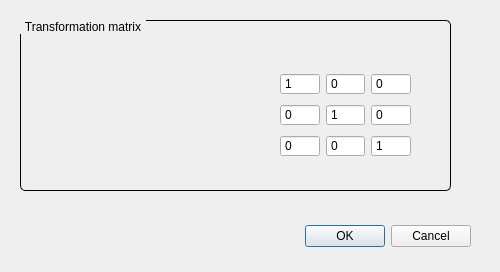
Above: apps/NSXQt/ui/dialogtransformationmatrix.ui from k61n/openhkl before the change. Below: the same form after it.
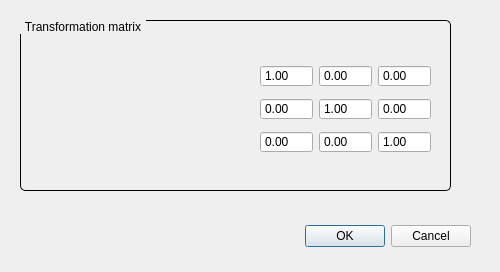
That is the form after the change. Icons and pictures are not drawn.

Diff of the .ui file:
```diff
--- a/apps/NSXQt/ui/dialogtransformationmatrix.ui
+++ b/apps/NSXQt/ui/dialogtransformationmatrix.ui
@@ -83,109 +83,136 @@
    <widget class="QWidget" name="gridLayoutWidget">
     <property name="geometry">
      <rect>
-      <x>260</x>
-      <y>50</y>
-      <width>131</width>
-      <height>91</height>
+      <x>240</x>
+      <y>40</y>
+      <width>171</width>
+      <height>101</height>
      </rect>
     </property>
     <layout class="QGridLayout" name="gridLayout_2">
-     <item row="1" column="3">
-      <widget class="QSpinBox" name="P12">
+     <item row="0" column="1">
+      <widget class="QDoubleSpinBox" name="P00">
        <property name="buttonSymbols">
         <enum>QAbstractSpinBox::NoButtons</enum>
        </property>
        <property name="minimum">
-        <number>-99</number>
+        <double>-10.000000000000000</double>
        </property>
-      </widget>
-     </item>
-     <item row="0" column="3">
-      <widget class="QSpinBox" name="P02">
-       <property name="buttonSymbols">
-        <enum>QAbstractSpinBox::NoButtons</enum>
+       <property name="maximum">
+        <double>10.000000000000000</double>
        </property>
-       <property name="minimum">
-        <number>-99</number>
+       <property name="value">
+        <double>1.000000000000000</double>
        </property>
       </widget>
      </item>
      <item row="1" column="1">
-      <widget class="QSpinBox" name="P10">
+      <widget class="QDoubleSpinBox" name="P10">
        <property name="buttonSymbols">
         <enum>QAbstractSpinBox::NoButtons</enum>
        </property>
        <property name="minimum">
-        <number>-99</number>
+        <double>-10.000000000000000</double>
+       </property>
+       <property name="maximum">
+        <double>10.000000000000000</double>
        </property>
       </widget>
      </item>
-     <item row="1" column="2">
-      <widget class="QSpinBox" name="P11">
+     <item row="2" column="1">
+      <widget class="QDoubleSpinBox" name="P20">
        <property name="buttonSymbols">
         <enum>QAbstractSpinBox::NoButtons</enum>
        </property>
        <property name="minimum">
-        <number>-99</number>
+        <double>-10.000000000000000</double>
        </property>
-       <property name="value">
-        <number>1</number>
+       <property name="maximum">
+        <double>10.000000000000000</double>
        </property>
       </widget>
      </item>
      <item row="0" column="2">
-      <widget class="QSpinBox" name="P01">
+      <widget class="QDoubleSpinBox" name="P01">
        <property name="buttonSymbols">
         <enum>QAbstractSpinBox::NoButtons</enum>
        </property>
        <property name="minimum">
-        <number>-99</number>
+        <double>-10.000000000000000</double>
+       </property>
+       <property name="maximum">
+        <double>10.000000000000000</double>
+       </property>
+      </widget>
+     </item>
+     <item row="1" column="2">
+      <widget class="QDoubleSpinBox" name="P11">
+       <property name="buttonSymbols">
+        <enum>QAbstractSpinBox::NoButtons</enum>
+       </property>
+       <property name="minimum">
+        <double>-10.000000000000000</double>
+       </property>
+       <property name="maximum">
+        <double>10.000000000000000</double>
+       </property>
+       <property name="value">
+        <double>1.000000000000000</double>
        </property>
       </widget>
      </item>
      <item row="2" column="2">
-      <widget class="QSpinBox" name="P21">
+      <widget class="QDoubleSpinBox" name="P21">
        <property name="buttonSymbols">
         <enum>QAbstractSpinBox::NoButtons</enum>
        </property>
        <property name="minimum">
-        <number>-99</number>
+        <double>-10.000000000000000</double>
        </property>
+       <property name="maximum">
+        <double>10.000000000000000</double>
+       </property>
       </widget>
      </item>
-     <item row="2" column="1">
-      <widget class="QSpinBox" name="P20">
+     <item row="0" column="3">
+      <widget class="QDoubleSpinBox" name="P02">
        <property name="buttonSymbols">
         <enum>QAbstractSpinBox::NoButtons</enum>
        </property>
        <property name="minimum">
-        <number>-99</number>
+        <double>-10.000000000000000</double>
        </property>
+       <property name="maximum">
+        <double>10.000000000000000</double>
+       </property>
       </widget>
      </item>
-     <item row="0" column="1">
-      <widget class="QSpinBox" name="P00">
+     <item row="1" column="3">
+      <widget class="QDoubleSpinBox" name="P12">
        <property name="buttonSymbols">
         <enum>QAbstractSpinBox::NoButtons</enum>
        </property>
        <property name="minimum">
-        <number>-99</number>
+        <double>-10.000000000000000</double>
        </property>
-       <property name="value">
-        <number>1</number>
+       <property name="maximum">
+        <double>10.000000000000000</double>
        </property>
       </widget>
      </item>
      <item row="2" column="3">
-      <widget class="QSpinBox" name="P22">
+      <widget class="QDoubleSpinBox" name="P22">
        <property name="buttonSymbols">
         <enum>QAbstractSpinBox::NoButtons</enum>
        </property>
        <property name="minimum">
-        <number>-99</number>
+        <double>-10.000000000000000</double>
+       </property>
+       <property name="maximum">
+        <double>10.000000000000000</double>
        </property>
        <property name="value">
-        <number>1</number>
+        <double>1.000000000000000</double>
        </property>
       </widget>
      </item>
```
